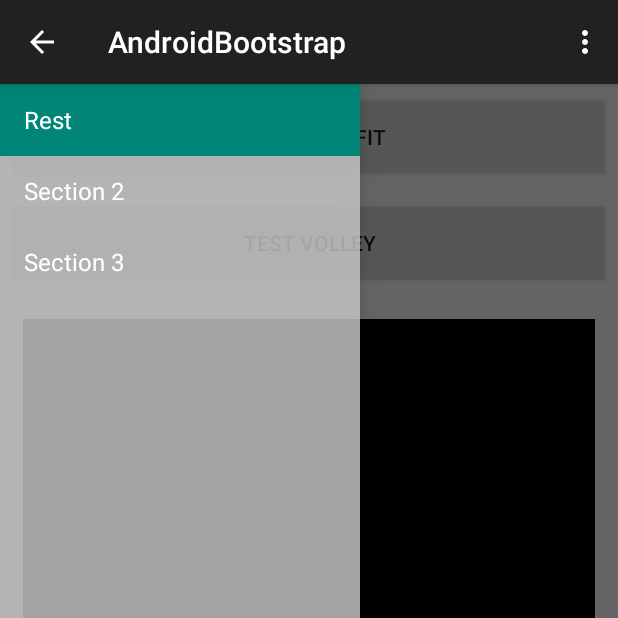
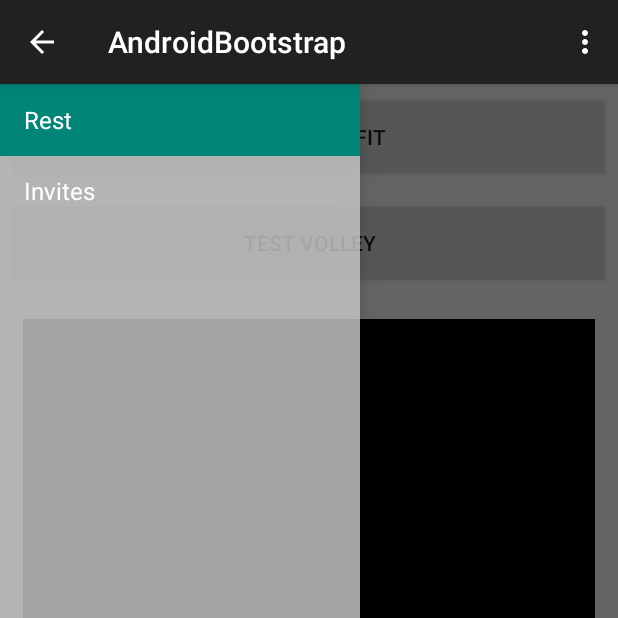
Before and after one commit to DGuerrero/android-bootstrap, an Android app: the screen it shows after launch (MainActivity), on a phone screen of 412 x 824 dp, the top half of it. Run offline under Robolectric (Android 15) with nearby library versions, the phone set to English and light mode, and no system bars; our stand-ins replace ButterKnife; libraries missing offline, so code that uses them is left out: retrofit.client; 2 statements that could not run were skipped.

Commit message:
Added Google Invites Beta API example

```diff
--- a/app/build.gradle
+++ b/app/build.gradle
@@ -1,8 +1,9 @@
 apply plugin: 'com.android.application'
+apply plugin: 'com.google.gms.google-services'
 
 android {
     compileSdkVersion 22
-    buildToolsVersion "21.1.2"
+    buildToolsVersion '22.0.1'
 
     defaultConfig {
         applicationId "com.quoders.apps.androidbootstrap"
@@ -21,7 +22,8 @@ android {
 
 dependencies {
     compile fileTree(dir: 'libs', include: ['*.jar'])
-    compile 'com.android.support:appcompat-v7:22.0.0'
+    compile 'com.android.support:appcompat-v7:22.2.0'
+    compile 'com.google.android.gms:play-services:7.5.+'
     compile 'com.squareup.retrofit:retrofit:1.9.0'
     compile 'com.jakewharton:butterknife:6.1.0'
 }
--- a/app/src/main/AndroidManifest.xml
+++ b/app/src/main/AndroidManifest.xml
@@ -18,6 +18,11 @@
                 <category android:name="android.intent.category.LAUNCHER" />
             </intent-filter>
         </activity>
+
+        <meta-data
+            android:name="com.google.android.gms.version"
+            android:value="@integer/google_play_services_version" />
+
     </application>
 
 </manifest>
--- a/app/src/main/java/com/quoders/apps/androidbootstrap/MainActivity.java
+++ b/app/src/main/java/com/quoders/apps/androidbootstrap/MainActivity.java
@@ -1,28 +1,29 @@
 package com.quoders.apps.androidbootstrap;
 
 import android.app.Activity;
+import android.app.Fragment;
+import android.app.FragmentManager;
 import android.net.Uri;
 import android.os.Bundle;
-import android.support.v4.app.Fragment;
-import android.support.v4.app.FragmentManager;
 import android.support.v4.widget.DrawerLayout;
 import android.support.v7.app.ActionBar;
-import android.support.v7.app.ActionBarActivity;
+import android.support.v7.app.AppCompatActivity;
 import android.view.LayoutInflater;
 import android.view.Menu;
 import android.view.MenuItem;
 import android.view.View;
 import android.view.ViewGroup;
 
+import com.quoders.apps.androidbootstrap.invites.InvitesFragment;
 import com.quoders.apps.androidbootstrap.rest.RestExampleFragment;
 
 
-public class MainActivity extends ActionBarActivity
+public class MainActivity extends AppCompatActivity
         implements NavigationDrawerFragment.NavigationDrawerCallbacks,
                     RestExampleFragment.OnFragmentInteractionListener {
 
     private static final int FRAGMENT_REST_API_RETROFIT = 0x0000;
-    private static final int FRAGMENT_REST_API_VOLLEY = 0x0001;
+    private static final int FRAGMENT_API_INVITES = 0x0001;
 
 
     /**
@@ -51,11 +52,8 @@ public class MainActivity extends ActionBarActivity
     @Override
     public void onNavigationDrawerItemSelected(int position) {
         // update the main content by replacing fragments
-        FragmentManager fragmentManager = getSupportFragmentManager();
-
-        fragmentManager.beginTransaction()
-                .replace(R.id.container, getFragmentById(position) )
-                .commit();
+        FragmentManager fragmentManager = getFragmentManager();
+        fragmentManager.beginTransaction().replace(R.id.container, getFragmentById(position)).commit();
     }
 
     private Fragment getFragmentById(int position) {
@@ -63,7 +61,8 @@ public class MainActivity extends ActionBarActivity
         switch (position) {
             case FRAGMENT_REST_API_RETROFIT:
                 return RestExampleFragment.newInstance("");
-
+            case FRAGMENT_API_INVITES:
+                return InvitesFragment.newInstance("");
             default:
                 return PlaceholderFragment.newInstance(position + 1);
         }
@@ -75,10 +74,7 @@ public class MainActivity extends ActionBarActivity
                 mTitle = getString(R.string.title_section_rest);
                 break;
             case 2:
-                mTitle = getString(R.string.title_section2);
-                break;
-            case 3:
-                mTitle = getString(R.string.title_section3);
+                mTitle = getString(R.string.title_section_invites);
                 break;
         }
     }
--- a/app/src/main/java/com/quoders/apps/androidbootstrap/NavigationDrawerFragment.java
+++ b/app/src/main/java/com/quoders/apps/androidbootstrap/NavigationDrawerFragment.java
@@ -1,16 +1,16 @@
 package com.quoders.apps.androidbootstrap;
 
-import android.support.v7.app.ActionBarActivity;
 import android.app.Activity;
-import android.support.v7.app.ActionBar;
-import android.support.v4.app.Fragment;
-import android.support.v4.app.ActionBarDrawerToggle;
-import android.support.v4.view.GravityCompat;
-import android.support.v4.widget.DrawerLayout;
 import android.content.SharedPreferences;
 import android.content.res.Configuration;
 import android.os.Bundle;
 import android.preference.PreferenceManager;
+import android.support.v4.app.ActionBarDrawerToggle;
+import android.support.v4.app.Fragment;
+import android.support.v4.view.GravityCompat;
+import android.support.v4.widget.DrawerLayout;
+import android.support.v7.app.ActionBar;
+import android.support.v7.app.AppCompatActivity;
 import android.view.LayoutInflater;
 import android.view.Menu;
 import android.view.MenuInflater;
@@ -89,23 +89,23 @@ public class NavigationDrawerFragment extends Fragment {
     @Override
     public View onCreateView(LayoutInflater inflater, ViewGroup container,
                              Bundle savedInstanceState) {
-        mDrawerListView = (ListView) inflater.inflate(
-                R.layout.fragment_navigation_drawer, container, false);
+        mDrawerListView = (ListView) inflater.inflate(R.layout.fragment_navigation_drawer, container, false);
         mDrawerListView.setOnItemClickListener(new AdapterView.OnItemClickListener() {
             @Override
             public void onItemClick(AdapterView<?> parent, View view, int position, long id) {
                 selectItem(position);
             }
         });
+
         mDrawerListView.setAdapter(new ArrayAdapter<String>(
                 getActionBar().getThemedContext(),
                 android.R.layout.simple_list_item_activated_1,
                 android.R.id.text1,
                 new String[]{
                         getString(R.string.title_section_rest),
-                        getString(R.string.title_section2),
-                        getString(R.string.title_section3),
+                        getString(R.string.title_section_invites)
                 }));
+
         mDrawerListView.setItemChecked(mCurrentSelectedPosition, true);
         return mDrawerListView;
     }
@@ -267,7 +267,7 @@ public class NavigationDrawerFragment extends Fragment {
     }
 
     private ActionBar getActionBar() {
-        return ((ActionBarActivity) getActivity()).getSupportActionBar();
+        return ((AppCompatActivity) getActivity()).getSupportActionBar();
     }
 
     /**
--- a/app/src/main/java/com/quoders/apps/androidbootstrap/rest/RestExampleFragment.java
+++ b/app/src/main/java/com/quoders/apps/androidbootstrap/rest/RestExampleFragment.java
@@ -1,10 +1,10 @@
 package com.quoders.apps.androidbootstrap.rest;
 
 import android.app.Activity;
+import android.app.Fragment;
 import android.net.Uri;
 import android.os.AsyncTask;
 import android.os.Bundle;
-import android.support.v4.app.Fragment;
 import android.text.method.ScrollingMovementMethod;
 import android.view.LayoutInflater;
 import android.view.View;
@@ -33,7 +33,7 @@ import retrofit.client.Response;
  * Use the {@link RestExampleFragment#newInstance} factory method to
  * create an instance of this fragment.
  */
-public class RestExampleFragment extends Fragment  {
+public class RestExampleFragment extends Fragment {
 
     // the fragment initialization parameters, e.g. ARG_ITEM_NUMBER
     private static final String ARG_PARAM1 = "param1";
--- a/app/src/main/res/values/strings.xml
+++ b/app/src/main/res/values/strings.xml
@@ -2,8 +2,7 @@
     <string name="app_name">AndroidBootstrap</string>
 
     <string name="title_section_rest">Rest</string>
-    <string name="title_section2">Section 2</string>
-    <string name="title_section3">Section 3</string>
+    <string name="title_section_invites">Invites</string>
 
     <string name="navigation_drawer_open">Open navigation drawer</string>
     <string name="navigation_drawer_close">Close navigation drawer</string>
@@ -11,4 +10,9 @@
     <string name="action_example">Example action</string>
 
     <string name="action_settings">Settings</string>
+
+<!-- TODO: Remove or change this placeholder text -->
+    <string name="hello_blank_fragment">Hello blank fragment</string>
+    <string name="invitation_title">Awesome app!</string>
+    <string name="invitation_message">Take a look to this awesome app that I\'m using!</string>
 </resources>
--- a/build.gradle
+++ b/build.gradle
@@ -5,7 +5,8 @@ buildscript {
         jcenter()
     }
     dependencies {
-        classpath 'com.android.tools.build:gradle:1.2.0'
+        classpath 'com.android.tools.build:gradle:1.2.3'
+        classpath 'com.google.gms:google-services:1.3.0-beta1'
 
         // NOTE: Do not place your application dependencies here; they belong
         // in the individual module build.gradle files
```
Also changed, not shown: app/src/main/java/com/quoders/apps/androidbootstrap/invites/InvitesFragment.java (added, +68 -0 lines), app/src/main/res/layout/fragment_invite.xml (added, +15 -0 lines), 1 other file.
